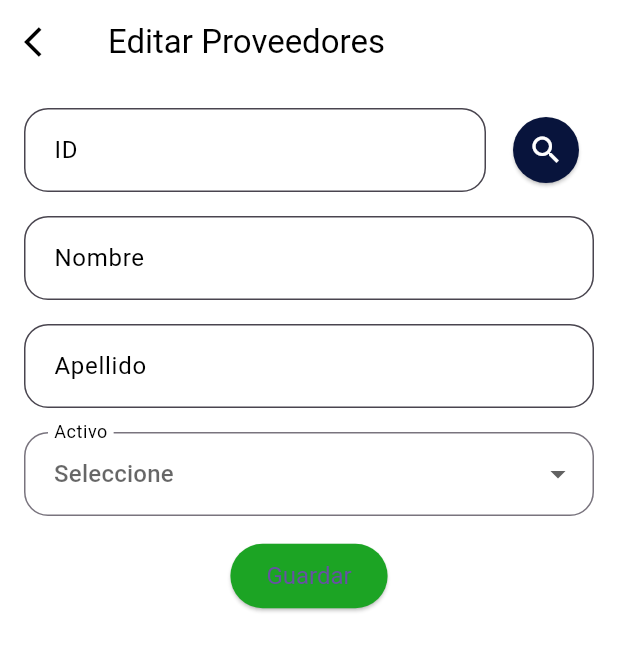
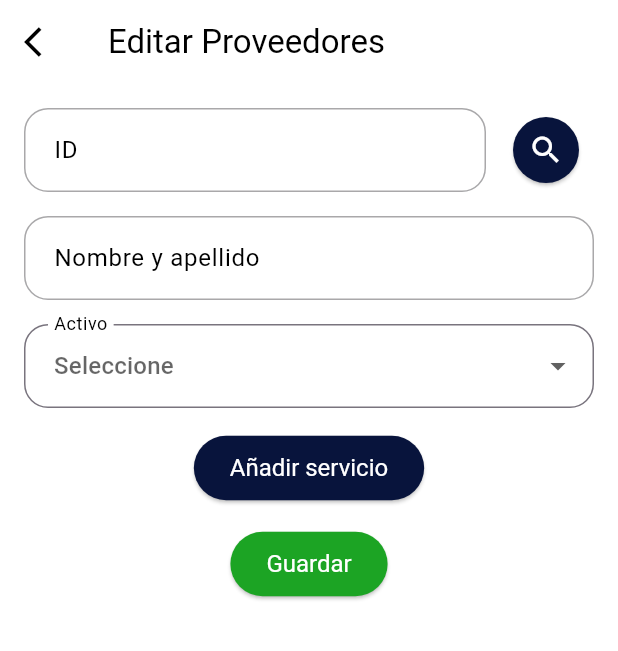
Before and after one commit to Manudf5/mobileservicesapp, a Flutter app: the SuppliersScreen screen opened directly, after a tap on the "edit" icon, on a phone screen of 412 x 824 dp. Shown: the top 651 px of the screen. Run offline on Flutter 3.47's test engine with Material 3 defaults, Android fonts, the phone set to English and light mode, and no system bars; our stand-ins replace animated_text_kit, cloud_firestore, firebase_auth, firebase_core, firebase_storage, flutter_map and 4 more; missing offline and left inert: flutter_map_marker_cluster, flutter_map_marker_popup, geolocator_android; accounts and stored records are empty.

Commit message:
Backup3_20.06.24

```diff
--- a/lib/screens/public/profile.dart
+++ b/lib/screens/public/profile.dart
@@ -1217,10 +1217,21 @@ class SuppliersManagementScreen extends StatefulWidget {
 class SuppliersManagementScreenState extends State {
   String? _selectedStatus;
   final _formKey = GlobalKey<FormState>();
+  Map<String, dynamic>? _selectedUser;
+
+  final _idController = TextEditingController();
+  final _nameController = TextEditingController();
+
+  Future<void> _fetchUser(BuildContext context) async {
+    // Aquí puedes usar la función para obtener datos del usuario,
+    // por ejemplo, obtener los datos de Firestore o desde una API.
+    // Puedes usar la función _fetchUser para eso
+  }
 
   @override
   void initState() {
     super.initState();
+    _fetchUser(context); // Llama a la función para obtener datos del usuario
   }
 
   @override
@@ -1253,10 +1264,11 @@ class SuppliersManagementScreenState extends State {
                   children: [
                     Expanded(
                       child: TextFormField(
+                        controller: _idController, // Usa el TextEditingController
                         decoration: InputDecoration(
                           labelText: 'ID',
                           labelStyle: const TextStyle(color: Colors.black),
-                          hintText: 'Ingresa el ID',
+                          hintText: 'ID del usuario',
                           hintStyle: const TextStyle(color: Colors.grey),
                           filled: true,
                           fillColor: Colors.transparent,
@@ -1269,6 +1281,7 @@ class SuppliersManagementScreenState extends State {
                             vertical: 16.0,
                           ),
                         ),
+                        enabled: false,
                       ),
                     ),
                     const SizedBox(width: 8.0),
@@ -1277,9 +1290,20 @@ class SuppliersManagementScreenState extends State {
                         Navigator.push(
                           context,
                           MaterialPageRoute(
-                            builder: (context) => const SearchUsersScreen(),
+                            builder: (context) =>
+                                const SearchUsersForSuppliersScreen(),
                           ),
-                        );
+                        ).then((value) {
+                          if (value != null) {
+                            setState(() {
+                              _selectedUser = value;
+                              _idController.text =
+                                  _selectedUser!['id'].toString(); // Actualiza el controlador
+                              _nameController.text =
+                                  '${_selectedUser!['name']} ${_selectedUser!['lastName']}'; // Actualiza el controlador
+                            });
+                          }
+                        });
                       },
                       style: ElevatedButton.styleFrom(
                         backgroundColor: const Color(0xFF08143C),
@@ -1295,12 +1319,13 @@ class SuppliersManagementScreenState extends State {
                   ],
                 ),
                 const SizedBox(height: 16.0),
-                // Campo Nombre
+                // Campo Nombre y apellido
                 TextFormField(
+                  controller: _nameController, // Usa el TextEditingController
                   decoration: InputDecoration(
-                    labelText: 'Nombre',
+                    labelText: 'Nombre y apellido',
                     labelStyle: const TextStyle(color: Colors.black),
-                    hintText: 'Ingresa el nombre',
+                    hintText: 'Nombre y apellido del usuario',
                     hintStyle: const TextStyle(color: Colors.grey),
                     filled: true,
                     fillColor: Colors.transparent,
@@ -1313,26 +1338,7 @@ class SuppliersManagementScreenState extends State {
                       vertical: 16.0,
                     ),
                   ),
-                ),
-                const SizedBox(height: 16.0),
-                // Campo Apellido
-                TextFormField(
-                  decoration: InputDecoration(
-                    labelText: 'Apellido',
-                    labelStyle: const TextStyle(color: Colors.black),
-                    hintText: 'Ingresa el apellido',
-                    hintStyle: const TextStyle(color: Colors.grey),
-                    filled: true,
-                    fillColor: Colors.transparent,
-                    border: OutlineInputBorder(
-                      borderRadius: BorderRadius.circular(16.0),
-                      borderSide: const BorderSide(color: Colors.blue),
-                    ),
-                    contentPadding: const EdgeInsets.symmetric(
-                      horizontal: 16.0,
-                      vertical: 16.0,
-                    ),
-                  ),
+                  enabled: false,
                 ),
                 const SizedBox(height: 16.0),
                 // Lista desplegable "Activo"
@@ -1349,7 +1355,11 @@ class SuppliersManagementScreenState extends State {
                       vertical: 16.0,
                     ),
                   ),
-                  value: _selectedStatus,
+                  value: _selectedUser != null
+                      ? _selectedUser!['permissions'] == 1
+                          ? 'SI'
+                          : 'NO'
+                      : _selectedStatus,
                   hint: const Text('Seleccione'),
                   onChanged: (value) {
                     setState(() {
@@ -1366,6 +1376,26 @@ class SuppliersManagementScreenState extends State {
                       child: Text('NO'),
                     ),
                   ],
+                ),
+                const SizedBox(height: 16.0),
+                // Botón "Añadir servicio"
+                Center(
+                  child: ElevatedButton(
+                    onPressed: () {},
+                    style: ElevatedButton.styleFrom(
+                      backgroundColor: const Color(0xFF08143C),
+                      foregroundColor: Colors.white,
+                      padding: const EdgeInsets.symmetric(
+                        horizontal: 24.0,
+                        vertical: 12.0,
+                      ),
+                      textStyle: const TextStyle(
+                        color: Colors.white,
+                        fontSize: 16.0,
+                      ),
+                    ),
+                    child: const Text('Añadir servicio'),
+                  ),
                 ),
                 const SizedBox(height: 16.0),
                 // Botón "Guardar"
@@ -1385,6 +1415,7 @@ class SuppliersManagementScreenState extends State {
                     },
                     style: ElevatedButton.styleFrom(
                       backgroundColor: const Color(0xFF1CA424),
+                      foregroundColor: Colors.white,
                       padding: const EdgeInsets.symmetric(
                         horizontal: 24.0,
                         vertical: 12.0,
@@ -1407,14 +1438,16 @@ class SuppliersManagementScreenState extends State {
   }
 }
 
-class SearchUsersScreen extends StatefulWidget {
-  const SearchUsersScreen({Key? key}) : super(key: key);
-
-  @override
-  State<SearchUsersScreen> createState() => _SearchUsersScreenState();
+class SearchUsersForSuppliersScreen extends StatefulWidget {
+  const SearchUsersForSuppliersScreen({Key? key}) : super(key: key);
+
+  @override
+  State<SearchUsersForSuppliersScreen> createState() =>
+      _SearchUsersForSuppliersScreenState();
 }
 
-class _SearchUsersScreenState extends State<SearchUsersScreen> {
+class _SearchUsersForSuppliersScreenState
+    extends State<SearchUsersForSuppliersScreen> {
   final TextEditingController _searchController = TextEditingController();
   List<Map<String, dynamic>> _users = [];
   List<Map<String, dynamic>> _filteredUsers = [];
@@ -1531,10 +1564,7 @@ class _SearchUsersScreenState extends State<SearchUsersScreen> {
   Widget _buildUserButton(Map<String, dynamic> user) {
     return InkWell(
       onTap: () {
-        // Aquí puedes implementar la acción al presionar un usuario
-        // por ejemplo, navegar a una pantalla de detalles del usuario
-        // o mostrar un diálogo con la información del usuario
-        // print('Usuario seleccionado: ${user['name']}');
+        Navigator.of(context).pop(user); // Corrección aquí
       },
       child: Container(
         decoration: BoxDecoration(
@@ -1549,11 +1579,11 @@ class _SearchUsersScreenState extends State<SearchUsersScreen> {
           mainAxisAlignment: MainAxisAlignment.start,
           children: [
             CircleAvatar(
-            radius: 30,
-            backgroundImage: user['profileImageUrl'] != null
-                ? NetworkImage(user['profileImageUrl'])
-                : const AssetImage('assets/images/ProfilePhoto_predetermined.png'),
-          ),
+              radius: 30,
+              backgroundImage: user['profileImageUrl'] != null
+                  ? NetworkImage(user['profileImageUrl'])
+                  : const AssetImage('assets/images/ProfilePhoto_predetermined.png'),
+            ),
             const SizedBox(height: 8),
             Text(
               'ID: ${user['id']}',
```
